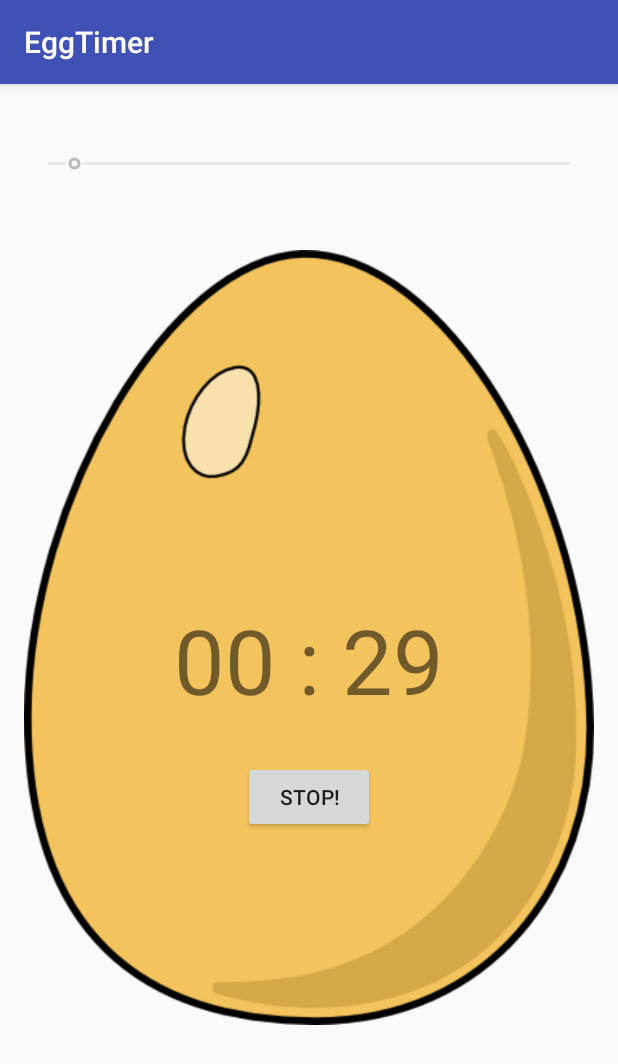
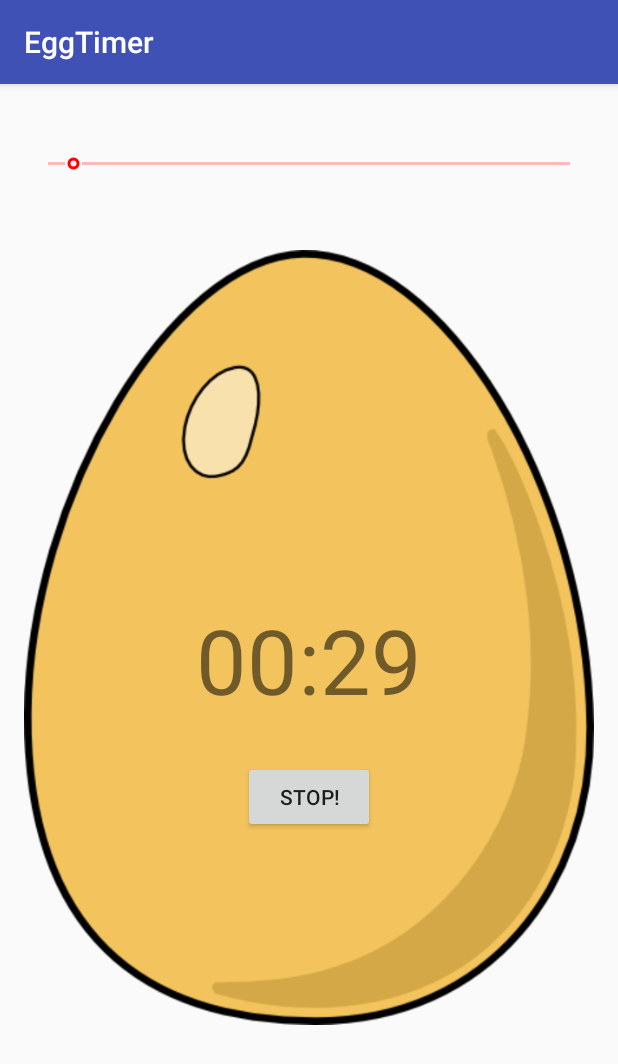
Before and after one commit to Heisenberg404/EggTimer, an Android app: the screen it shows after launch (MainActivity), after a tap on "GO!", on a phone screen of 412 x 824 dp. Shown: the top 1064 px of the screen. Run offline under Robolectric (Android 15) with nearby library versions, the phone set to English and light mode, and no system bars.

Commit message:
ajust of images and seekbar

```diff
--- a/app/src/main/java/com/example/andresmontoya/eggtimer/MainActivity.java
+++ b/app/src/main/java/com/example/andresmontoya/eggtimer/MainActivity.java
@@ -1,11 +1,16 @@
 package com.example.andresmontoya.eggtimer;
 
+import android.graphics.Color;
+import android.graphics.PorterDuff;
 import android.media.MediaPlayer;
+import android.os.Build;
 import android.os.CountDownTimer;
+import android.support.annotation.RequiresApi;
 import android.support.v7.app.AppCompatActivity;
 import android.os.Bundle;
 import android.view.View;
 import android.widget.Button;
+import android.widget.ImageView;
 import android.widget.SeekBar;
 import android.widget.TextView;
 
@@ -14,8 +19,10 @@ public class MainActivity extends AppCompatActivity {
     SeekBar seekBar;
     Button button;
     TextView textView;
+    ImageView imageView;
     CountDownTimer countDownTimer;
     Boolean couter_active = false;
+    Boolean flag_win = false;
 
     public void updateTimer(int seconds_left){
         int minutes = (int) seconds_left/60;
@@ -24,7 +31,9 @@ public class MainActivity extends AppCompatActivity {
         String minutes_text = Integer.toString(minutes);
         minutes_text = minutes >= 0 && minutes<10? "0"+Integer.toString(minutes) : Integer.toString(minutes);
         seconds_text = seconds >= 0 && seconds<10? "0"+Integer.toString(seconds) : Integer.toString(seconds);
-        textView.setText(minutes_text+" : "+seconds_text);
+        textView.setText(minutes_text+":"+seconds_text);
+        imageView.setImageResource(R.drawable.egg);
+        flag_win = false;
     }
 
     public void  controlTimer(View view){
@@ -36,6 +45,7 @@ public class MainActivity extends AppCompatActivity {
                 @Override
                 public void onTick(long millisUntilFinished) {
                     updateTimer((int) millisUntilFinished / 1000);
+                    seekBar.setProgress((int) millisUntilFinished / 1000);
                 }
 
                 @Override
@@ -45,6 +55,8 @@ public class MainActivity extends AppCompatActivity {
                     MediaPlayer mediaPlayer = MediaPlayer.create(getApplicationContext(), R.raw.airhorn);
                     mediaPlayer.start();
                     resetTimer();
+                    flag_win = true;
+                    setImageWin(flag_win);
                 }
             }.start();
         }
@@ -53,15 +65,18 @@ public class MainActivity extends AppCompatActivity {
         }
 
     }
+    @RequiresApi(api = Build.VERSION_CODES.JELLY_BEAN)
     @Override
     protected void onCreate(Bundle savedInstanceState) {
         super.onCreate(savedInstanceState);
         setContentView(R.layout.activity_main);
-
+        imageView = (ImageView) findViewById(R.id.imageView2);
         seekBar = (SeekBar) findViewById(R.id.seekBar);
         textView = (TextView) findViewById(R.id.textView2);
         button = (Button) findViewById(R.id.button);
         seekBar.setMax(600);
+        seekBar.getProgressDrawable().setColorFilter(Color.RED, PorterDuff.Mode.SRC_IN);
+        seekBar.getThumb().setColorFilter(Color.RED, PorterDuff.Mode.SRC_IN);
         seekBar.setProgress(30);
         seekBar.setOnSeekBarChangeListener(new SeekBar.OnSeekBarChangeListener() {
             @Override
@@ -89,4 +104,11 @@ public class MainActivity extends AppCompatActivity {
         seekBar.setEnabled(true);
         couter_active = false;
     }
+
+    public void setImageWin(Boolean flag_win){
+        if (flag_win)
+            imageView.setImageResource(R.drawable.chicken);
+        else
+            imageView.setImageResource(R.drawable.egg);
+    }
 }
--- a/app/src/main/res/layout/activity_main.xml
+++ b/app/src/main/res/layout/activity_main.xml
@@ -27,7 +27,8 @@
         android:layout_alignParentTop="true"
         android:layout_alignParentLeft="true"
         android:layout_marginTop="28dp"
-        android:id="@+id/seekBar" />
+        android:id="@+id/seekBar"
+        />
 
     <TextView
         android:text="00:30"
```
Also changed, not shown: app/src/main/res/drawable/Chicken.png (added).
